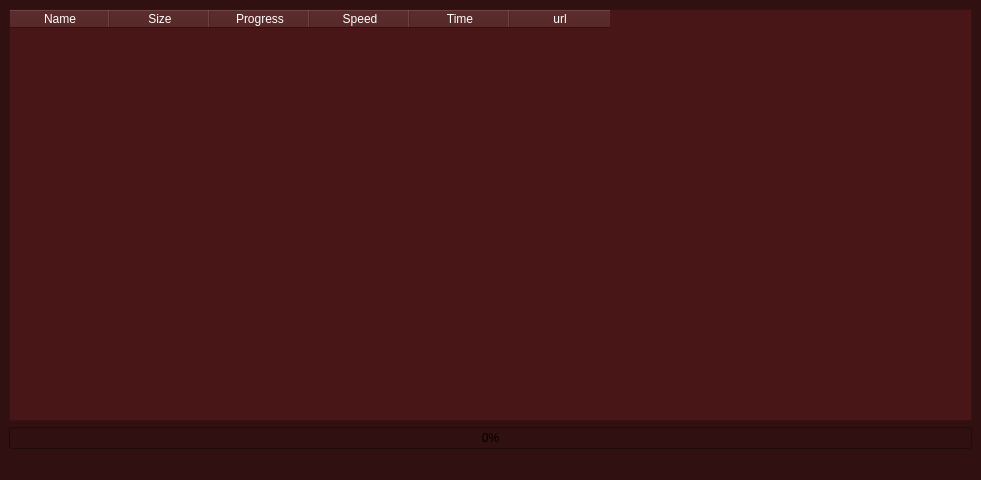
This is app/ui/Downloader.ui in SebastienTr/BadPlayer as Qt 5 draws it before an edit. The edited form follows.
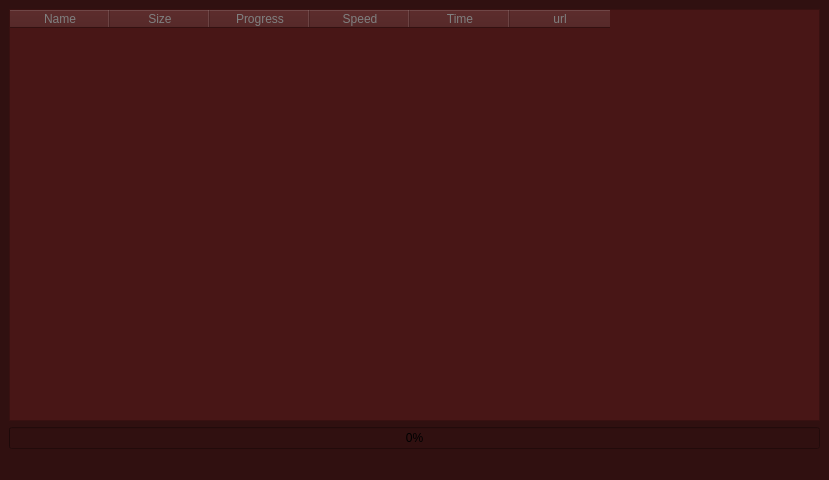
This is the edited form.

What changed in the file:
```diff
--- a/app/ui/Downloader.ui
+++ b/app/ui/Downloader.ui
@@ -6,7 +6,7 @@
    <rect>
     <x>0</x>
     <y>0</y>
-    <width>981</width>
+    <width>829</width>
     <height>480</height>
    </rect>
   </property>
@@ -25,7 +25,7 @@
         <item>
          <widget class="QTableWidget" name="tableWidget">
           <property name="styleSheet">
-           <string notr="true">background-color:#481616; color:white</string>
+           <string notr="true">background-color:#481616; color:grey</string>
           </property>
           <column>
            <property name="text">
```
Left out of the diff: 2 changed lines with no effect on the pictures.
